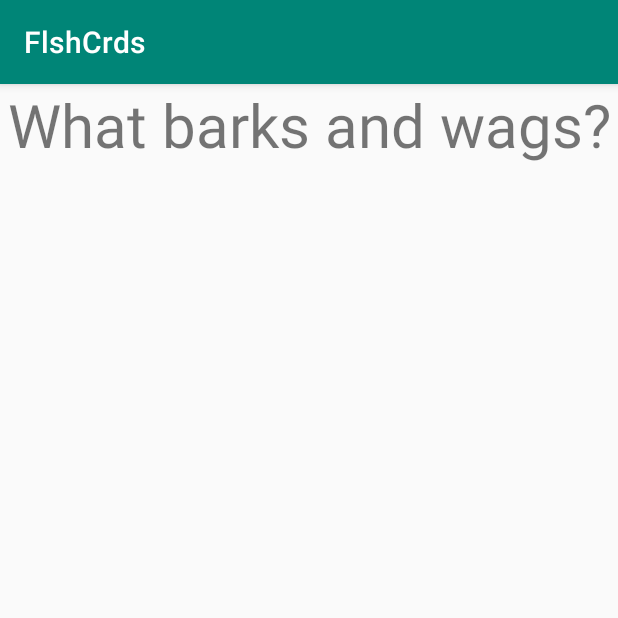
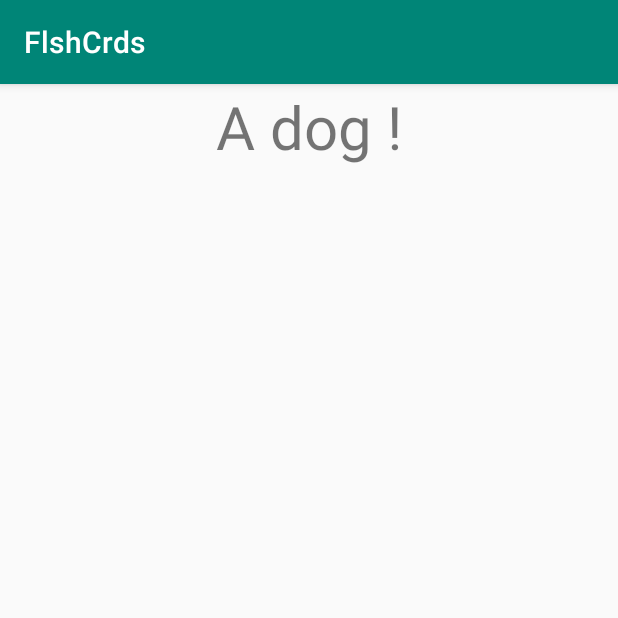
Before and after one commit to cherylfong/FlshCrds, an Android app: the screen it shows after launch (MainActivity), after a tap on "What barks and wags?", on a phone screen of 412 x 824 dp, the top half of it. Run offline under Robolectric (Android 15) with nearby library versions, the phone set to English and light mode, and no system bars.

Commit message:
add logic to toggle showing and hiding of answer over the same location as the question

```diff
--- a/app/src/main/java/com/cherylfong/flshcrds/MainActivity.java
+++ b/app/src/main/java/com/cherylfong/flshcrds/MainActivity.java
@@ -16,15 +16,20 @@ public class MainActivity extends AppCompatActivity {
             @Override
             public void onClick(View v){
 
-                if(findViewById(R.id.flashc_answer).getVisibility() == View.VISIBLE)
-                {
-                    findViewById(R.id.flashc_answer).setVisibility(View.INVISIBLE);
-                } else {
                     findViewById(R.id.flashc_answer).setVisibility(View.VISIBLE);
-                }
-
+                    findViewById(R.id.flashc_question).setVisibility(View.INVISIBLE);
             }
         });
+
+        findViewById(R.id.flashc_answer).setOnClickListener(new View.OnClickListener(){
+            @Override
+            public void onClick(View v){
+
+                findViewById(R.id.flashc_answer).setVisibility(View.INVISIBLE);
+                findViewById(R.id.flashc_question).setVisibility(View.VISIBLE);
+            }
+        });
+
     }
 
 
--- a/app/src/main/res/layout/activity_main.xml
+++ b/app/src/main/res/layout/activity_main.xml
@@ -25,8 +25,9 @@
         android:layout_alignParentStart="true"
         android:layout_alignParentTop="true"
         android:layout_marginStart="0dp"
-        android:layout_marginTop="200dp"
+        android:layout_marginTop="1dp"
         android:text="A dog !"
         android:textAlignment="center"
-        android:textSize="40sp" />
+        android:textSize="40sp"
+        android:visibility="invisible" />
 </android.widget.RelativeLayout>
```
